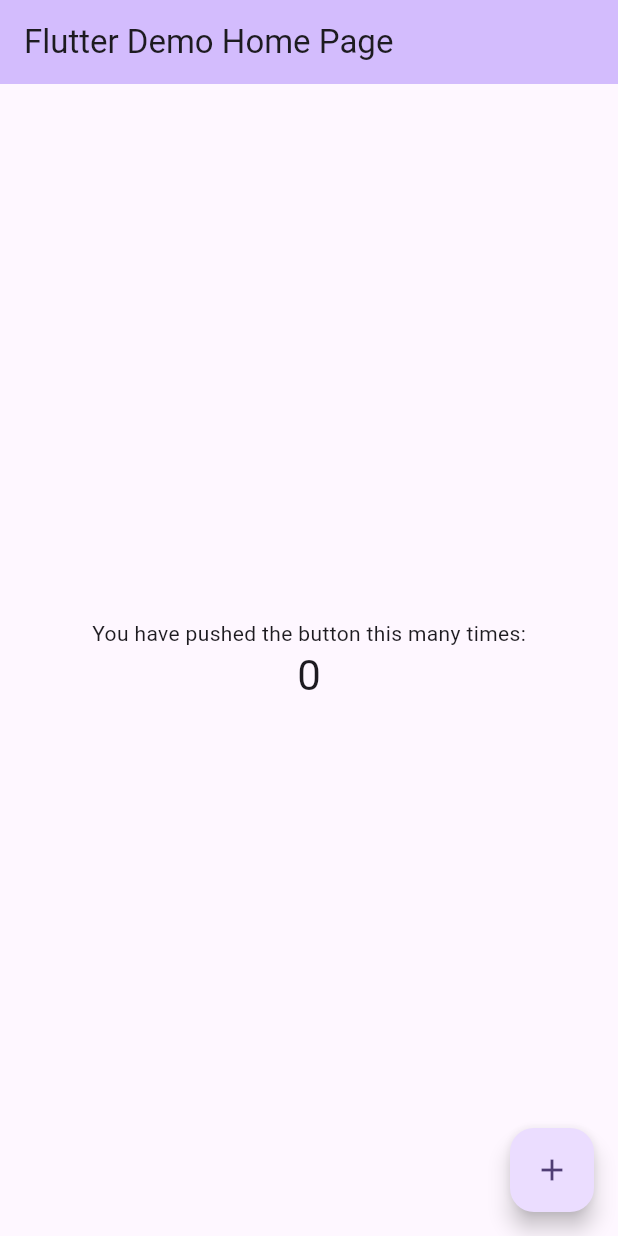
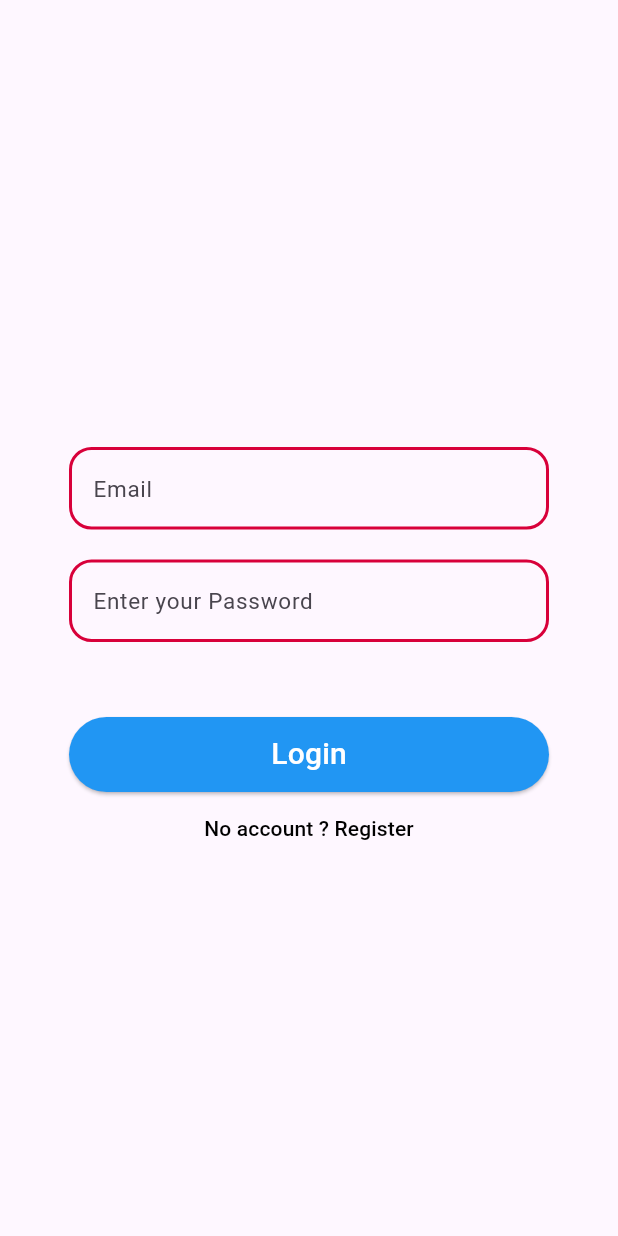
Before and after one commit to dinethsiriwardana/Flutter-With-Firebase-Auth-and-Bloc, a Flutter app: the screen it shows after launch, on a phone screen of 412 x 824 dp. Run offline on Flutter 3.47's test engine with Material 2 defaults, Android fonts, the phone set to English and light mode, and no system bars; our stand-ins replace bloc, firebase_auth, firebase_core, flutter_bloc; accounts and stored records are empty.

Commit message:
Sign In Complete

```diff
--- /dev/null
+++ b/lib/bloc/auth/auth_bloc.dart
@@ -0,0 +1,53 @@
+import 'dart:math';
+
+import 'package:bloc/bloc.dart';
+import 'package:firebase_auth/firebase_auth.dart';
+import 'package:flutter/material.dart';
+import 'package:g_auth_with_bloc/service/auth.dart';
+import 'package:meta/meta.dart';
+
+part 'auth_event.dart';
+part 'auth_state.dart';
+
+class AuthBloc extends Bloc<AuthEvent, AuthState> {
+  AuthBloc() : super(AuthInitial()) {
+    on<AuthEvent>((event, emit) async {
+      User? user;
+      if (event is SignOutEvent) {
+        await Auth().signOut();
+        emit(LogOutState());
+      } else if (event is AuthStatusChangedEvent) {
+        // Auth().signOut();
+
+        Auth().authStateChanges();
+        user = Auth().currentUser;
+        print(user);
+        if (user != null) {
+          emit(AuthStatusSuccess());
+        } else {
+          emit(AuthStatusError());
+        }
+      } else if (event is SignInEvent) {
+        print(event);
+        try {
+          Map<String, dynamic> result = await Auth()
+              .createUserWithEmailandPassword(event.email, event.password);
+          print(result);
+          emit(AuthStatusSuccess());
+        } catch (e) {
+          emit(AuthStatusError(error: e.toString()));
+        }
+      } else if (event is LoginInEvent) {
+        print(event);
+        try {
+          Map<String, dynamic> result = await Auth()
+              .signInWithEmailAndPassword(event.email, event.password);
+          print(result);
+          emit(AuthStatusSuccess());
+        } catch (e) {
+          emit(AuthStatusError(error: e.toString()));
+        }
+      }
+    });
+  }
+}
--- /dev/null
+++ b/lib/bloc/auth/auth_event.dart
@@ -0,0 +1,20 @@
+part of 'auth_bloc.dart';
+
+@immutable
+sealed class AuthEvent {}
+
+class AuthStatusChangedEvent extends AuthEvent {}
+
+class SignInEvent extends AuthEvent {
+  final String email;
+  final String password;
+  SignInEvent({required this.email, required this.password});
+}
+
+class LoginInEvent extends AuthEvent {
+  final String email;
+  final String password;
+  LoginInEvent({required this.email, required this.password});
+}
+
+class SignOutEvent extends AuthEvent {}
--- /dev/null
+++ b/lib/bloc/auth/auth_state.dart
@@ -0,0 +1,21 @@
+part of 'auth_bloc.dart';
+
+@immutable
+sealed class AuthState {}
+
+final class AuthInitial extends AuthState {}
+
+class AuthStatusChangedState extends AuthState {
+  final User? user;
+  final Map<String, dynamic>? status;
+  AuthStatusChangedState({required this.status, this.user});
+}
+
+class AuthStatusSuccess extends AuthState {}
+
+class AuthStatusError extends AuthState {
+  final String? error;
+  AuthStatusError({this.error});
+}
+
+class LogOutState extends AuthState {}
--- /dev/null
+++ b/lib/bloc/bloc/login_form_bloc.dart
@@ -0,0 +1,15 @@
+import 'package:bloc/bloc.dart';
+import 'package:meta/meta.dart';
+
+part 'login_form_event.dart';
+part 'login_form_state.dart';
+
+class LoginFormBloc extends Bloc<LoginFormEvent, LoginFormState> {
+  LoginFormBloc() : super(LoginFormInitial()) {
+    on<LoginFormEvent>((event, emit) {
+      if (event is FormChangedEvent) {
+        emit(FormChangedState(isLogin: !event.isLogin));
+      }
+    });
+  }
+}
--- /dev/null
+++ b/lib/bloc/bloc/login_form_event.dart
@@ -0,0 +1,9 @@
+part of 'login_form_bloc.dart';
+
+@immutable
+sealed class LoginFormEvent {}
+
+class FormChangedEvent extends LoginFormEvent {
+  final bool isLogin;
+  FormChangedEvent({required this.isLogin});
+}
--- /dev/null
+++ b/lib/bloc/bloc/login_form_state.dart
@@ -0,0 +1,11 @@
+part of 'login_form_bloc.dart';
+
+@immutable
+sealed class LoginFormState {}
+
+final class LoginFormInitial extends LoginFormState {}
+
+class FormChangedState extends LoginFormState {
+  final bool isLogin;
+  FormChangedState({required this.isLogin});
+}
--- a/lib/main.dart
+++ b/lib/main.dart
@@ -1,7 +1,29 @@
+import 'package:firebase_core/firebase_core.dart';
 import 'package:flutter/material.dart';
+import 'package:flutter_bloc/flutter_bloc.dart';
+import 'package:g_auth_with_bloc/bloc/auth/auth_bloc.dart';
+import 'package:g_auth_with_bloc/bloc/bloc/login_form_bloc.dart';
+import 'package:g_auth_with_bloc/firebase_options.dart';
+import 'package:g_auth_with_bloc/pages/home.dart';
+import 'package:g_auth_with_bloc/pages/landing_page.dart';
+import 'package:g_auth_with_bloc/pages/signpages/signin_page.dart';
 
-void main() {
-  runApp(const MyApp());
+Future<void> main() async {
+  WidgetsFlutterBinding.ensureInitialized();
+  await Firebase.initializeApp(
+    options: DefaultFirebaseOptions.currentPlatform,
+  );
+  runApp(
+    MultiBlocProvider(providers: [
+      BlocProvider(
+        create: (context) => AuthBloc()..add(AuthStatusChangedEvent()),
+      ),
+      BlocProvider(
+        create: (context) =>
+            LoginFormBloc()..add(FormChangedEvent(isLogin: false)),
+      ),
+    ], child: const MyApp()),
+  );
 }
 
 class MyApp extends StatelessWidget {
@@ -13,113 +35,19 @@ class MyApp extends StatelessWidget {
     return MaterialApp(
       title: 'Flutter Demo',
       theme: ThemeData(
-        // This is the theme of your application.
-        //
-        // TRY THIS: Try running your application with "flutter run". You'll see
-        // the application has a blue toolbar. Then, without quitting the app,
-        // try changing the seedColor in the colorScheme below to Colors.green
-        // and then invoke "hot reload" (save your changes or press the "hot
-        // reload" button in a Flutter-supported IDE, or press "r" if you used
-        // the command line to start the app).
-        //
-        // Notice that the counter didn't reset back to zero; the application
-        // state is not lost during the reload. To reset the state, use hot
-        // restart instead.
-        //
-        // This works for code too, not just values: Most code changes can be
-        // tested with just a hot reload.
         colorScheme: ColorScheme.fromSeed(seedColor: Colors.deepPurple),
         useMaterial3: true,
       ),
-      home: const MyHomePage(title: 'Flutter Demo Home Page'),
+      initialRoute: '/',
+      routes: {
+        // When navigating to the "/" route, build the FirstScreen widget.
+        // '/': (context) => const MyApp(),
+        // When navigating to the "/second" route, build the SecondScreen widget.
+        '/LandingPage': (context) => const LandingPage(),
+        '/SignInPage': (context) => const SignInPage(),
+        '/HomePage': (context) => const HomePage(),
+      },
+      home: const LandingPage(),
     );
   }
 }
-
-class MyHomePage extends StatefulWidget {
-  const MyHomePage({super.key, required this.title});
-
-  // This widget is the home page of your application. It is stateful, meaning
-  // that it has a State object (defined below) that contains fields that affect
-  // how it looks.
-
-  // This class is the configuration for the state. It holds the values (in this
-  // case the title) provided by the parent (in this case the App widget) and
-  // used by the build method of the State. Fields in a Widget subclass are
-  // always marked "final".
-
-  final String title;
-
-  @override
-  State<MyHomePage> createState() => _MyHomePageState();
-}
-
-class _MyHomePageState extends State<MyHomePage> {
-  int _counter = 0;
-
-  void _incrementCounter() {
-    setState(() {
-      // This call to setState tells the Flutter framework that something has
-      // changed in this State, which causes it to rerun the build method below
-      // so that the display can reflect the updated values. If we changed
-      // _counter without calling setState(), then the build method would not be
-      // called again, and so nothing would appear to happen.
-      _counter++;
-    });
-  }
-
-  @override
-  Widget build(BuildContext context) {
-    // This method is rerun every time setState is called, for instance as done
-    // by the _incrementCounter method above.
-    //
-    // The Flutter framework has been optimized to make rerunning build methods
-    // fast, so that you can just rebuild anything that needs updating rather
-    // than having to individually change instances of widgets.
-    return Scaffold(
-      appBar: AppBar(
-        // TRY THIS: Try changing the color here to a specific color (to
-        // Colors.amber, perhaps?) and trigger a hot reload to see the AppBar
-        // change color while the other colors stay the same.
-        backgroundColor: Theme.of(context).colorScheme.inversePrimary,
-        // Here we take the value from the MyHomePage object that was created by
-        // the App.build method, and use it to set our appbar title.
-        title: Text(widget.title),
-      ),
-      body: Center(
-        // Center is a layout widget. It takes a single child and positions it
-        // in the middle of the parent.
-        child: Column(
-          // Column is also a layout widget. It takes a list of children and
-          // arranges them vertically. By default, it sizes itself to fit its
-          // children horizontally, and tries to be as tall as its parent.
-          //
-          // Column has various properties to control how it sizes itself and
-          // how it positions its children. Here we use mainAxisAlignment to
-          // center the children vertically; the main axis here is the vertical
-          // axis because Columns are vertical (the cross axis would be
-          // horizontal).
-          //
-          // TRY THIS: Invoke "debug painting" (choose the "Toggle Debug Paint"
-          // action in the IDE, or press "p" in the console), to see the
-          // wireframe for each widget.
-          mainAxisAlignment: MainAxisAlignment.center,
-          children: <Widget>[
-            const Text(
-              'You have pushed the button this many times:',
-            ),
-            Text(
-              '$_counter',
-              style: Theme.of(context).textTheme.headlineMedium,
-            ),
-          ],
-        ),
-      ),
-      floatingActionButton: FloatingActionButton(
-        onPressed: _incrementCounter,
-        tooltip: 'Increment',
-        child: const Icon(Icons.add),
-      ), // This trailing comma makes auto-formatting nicer for build methods.
-    );
-  }
-}
--- /dev/null
+++ b/lib/pages/landing_page.dart
@@ -0,0 +1,41 @@
+import 'package:flutter/material.dart';
+import 'package:flutter_bloc/flutter_bloc.dart';
+import 'package:g_auth_with_bloc/bloc/auth/auth_bloc.dart';
+import 'package:g_auth_with_bloc/pages/home.dart';
+import 'package:g_auth_with_bloc/pages/signpages/signin_page.dart';
+
+class LandingPage extends StatefulWidget {
+  const LandingPage({super.key});
+
+  @override
+  State<LandingPage> createState() => _LandingPageState();
+}
+
+class _LandingPageState extends State<LandingPage> {
+  late AuthBloc authBloc;
+
+  @override
+  void initState() {
+    authBloc = BlocProvider.of<AuthBloc>(context);
+    super.initState();
+  }
+
+  @override
+  Widget build(BuildContext context) {
+    return Scaffold(
+      body: BlocBuilder<AuthBloc, AuthState>(builder: (context, state) {
+        if (state is AuthStatusError || state is LogOutState) {
+          return const SignInPage();
+        } else if (state is AuthStatusSuccess) {
+          return const HomePage();
+        }
+        return Center(
+          child: Text(
+            state.toString(),
+            style: const TextStyle(fontSize: 30),
+          ),
+        );
+      }),
+    );
+  }
+}
--- /dev/null
+++ b/lib/pages/signpages/signin_page.dart
@@ -0,0 +1,227 @@
+// ignore_for_file: unused_field
+
+import 'package:flutter/material.dart';
+import 'package:flutter_bloc/flutter_bloc.dart';
+import 'package:g_auth_with_bloc/bloc/auth/auth_bloc.dart';
+import 'package:g_auth_with_bloc/bloc/bloc/login_form_bloc.dart';
+
+class SignInPage extends StatefulWidget {
+  const SignInPage({Key? key}) : super(key: key);
+
+  @override
+  State<SignInPage> createState() => _SignInPageState();
+}
+
+class _SignInPageState extends State<SignInPage> {
+  // TextEditingController for controll and get data from TextInput Field
+  final TextEditingController _emailController = TextEditingController();
+  final TextEditingController _passwordController = TextEditingController();
+
+  // FocusNode for controll focus and transfer focus between TextInput Field
+  final FocusNode _emailFocusNode = FocusNode();
+  final FocusNode _passwordFocusNode = FocusNode();
+
+  //Assign TextEditingControllers text to variable
+  String get _email => _emailController.text;
+  String get _password => _passwordController.text;
+
+  final _formKey = GlobalKey<FormState>();
+
+  late AuthBloc authBloc;
+  late LoginFormBloc loginFormBloc;
+
+  @override
+  void initState() {
+    authBloc = BlocProvider.of<AuthBloc>(context);
+    loginFormBloc = BlocProvider.of<LoginFormBloc>(context);
+    super.initState();
+  }
+
+  bool isLogin = true;
+
+  // void _submit() async {}
+
+  @override
+  Widget build(BuildContext context) {
+    return Scaffold(
+      body: Form(
+        key: _formKey,
+        child: BlocListener<AuthBloc, AuthState>(
+          listener: (context, state) {
+            if (state is AuthStatusSuccess) {
+              Navigator.pushNamed(context, '/HomePage');
+            } else if (state is AuthStatusError) {
+              String error = state.error ?? "Something went wrong";
+              ScaffoldMessenger.of(context).showSnackBar(
+                SnackBar(
+                  content: Text(error),
+                  backgroundColor: Colors.red,
+                ),
+              );
+            }
+          },
+          child: Center(
+            child: Column(
+              mainAxisAlignment: MainAxisAlignment.center,
+              children: <Widget>[
+                const SizedBox(
+                  height: 50.0,
+                ),
+                Padding(
+                  padding: const EdgeInsets.only(left: 0.0),
+                  child: Column(
+                    children: [
+                      EmailInput(),
+                      const SizedBox(
+                        height: 20.0,
+                      ),
+                      PasswordInput(),
+                      const SizedBox(
+                        height: 50.0,
+                      ),
+                      SizedBox(
+                          height: 50.0,
+                          width: 320.0,
+                          child: BlocBuilder<LoginFormBloc, LoginFormState>(
+                              builder: (context, state) {
+                            if (state is FormChangedState) {
+                              isLogin = state.isLogin;
+                              if (state.isLogin) {
+                                return submitBtn(context);
+                              } else {
+                                return submitBtn(context);
+                              }
+                            }
+                            return const SizedBox();
+                          })),
+                      TextButton(
+                          onPressed: () {
+                            loginFormBloc
+                                .add(FormChangedEvent(isLogin: isLogin));
+                          },
+                          child: const Text(
+                            "No account ? Register",
+                            style: TextStyle(color: Colors.black),
+                          ))
+                    ],
+                  ),
+                ),
+              ],
+            ),
+          ),
+        ),
+      ),
+    );
+  }
+
+  ElevatedButton submitBtn(BuildContext context) {
+    return ElevatedButton(
+      style: ElevatedButton.styleFrom(
+          backgroundColor: Colors.blue,
+          shape: const RoundedRectangleBorder(
+              borderRadius: BorderRadius.all(
+            Radius.circular(50.0),
+          ))),
+      onPressed: () {
+        try {
+          isLogin
+              ? authBloc.add(LoginInEvent(email: _email, password: _password))
+              : authBloc.add(SignInEvent(email: _email, password: _password));
+        } catch (e) {
+          // ignore: avoid_print
+          print(e.toString());
+        }
+      },
+      child: Text(
+        isLogin ? 'Login' : "Register",
+        style: const TextStyle(fontSize: 20, color: Colors.white),
+      ),
+    );
+  }
+
+  SizedBox PasswordInput() {
+    return SizedBox(
+      width: 320.0,
+      height: 55.0,
+      child: TextField(
+        controller: _passwordController,
+        decoration: const InputDecoration(
+          enabledBorder: OutlineInputBorder(
+            borderSide: BorderSide(
+              color: Color.fromARGB(255, 216, 0, 58),
+              width: 2.0,
+            ),
+            borderRadius: BorderRadius.all(
+              Radius.circular(15.0),
+            ),
+          ),
+          focusedBorder: OutlineInputBorder(
+            borderSide: BorderSide(
+              color: Color.fromARGB(255, 216, 122, 0),
+              width: 2.0,
+            ),
+            borderRadius: BorderRadius.all(
+              Radius.circular(15.0),
+            ),
+          ),
+          hintText: 'Password',
+          labelText: 'Enter your Password',
+          // errorText: "widget.invalidEmailErrorText",
+          hintStyle: TextStyle(
+            fontSize: 15,
+          ),
+          labelStyle: TextStyle(
+            fontSize: 15,
+          ),
+        ),
+        autocorrect: false,
+        obscureText: true,
+        onChanged: (email) => _updateState(),
+      ),
+    );
+  }
+
+  SizedBox EmailInput() {
+    return SizedBox(
+      width: 320.0,
+      height: 55.0,
+      child: TextField(
+        controller: _emailController,
+        focusNode: _emailFocusNode,
+        decoration: const InputDecoration(
+          enabledBorder: OutlineInputBorder(
+            borderSide: BorderSide(
+              color: Color.fromARGB(255, 216, 0, 58),
+              width: 2.0,
+            ),
+            borderRadius: BorderRadius.all(
+              Radius.circular(15.0),
+            ),
+          ),
+          focusedBorder: OutlineInputBorder(
+            borderSide: BorderSide(
+              color: Color.fromARGB(255, 216, 122, 0),
+              width: 2.0,
+            ),
+            borderRadius: BorderRadius.all(
+              Radius.circular(15.0),
+            ),
+          ),
+          hintText: 'Enter your Email',
+          labelText: 'Email',
+          hintStyle: TextStyle(
+            fontSize: 15,
+          ),
+          labelStyle: TextStyle(
+            fontSize: 15,
+          ),
+        ),
+        onChanged: (password) => _updateState(),
+      ),
+    );
+  }
+
+  _updateState() {
+    setState(() {});
+  }
+}
--- /dev/null
+++ b/lib/service/auth.dart
@@ -0,0 +1,60 @@
+import 'package:firebase_auth/firebase_auth.dart';
+
+abstract class AuthBase {
+  User? get currentUser;
+  Stream<User?> authStateChanges();
+
+  Future<Map<String, dynamic>> signInWithEmailAndPassword(
+      String email, String password);
+  Future<Map<String, dynamic>> createUserWithEmailandPassword(
+      String email, String password);
+  Future<void> signOut();
+  Future<void> deleteOut();
+}
+
+class Auth implements AuthBase {
+  final _firebaseAuth = FirebaseAuth.instance;
+
+  @override
+  //Stream Builder
+  Stream<User?> authStateChanges() => _firebaseAuth.authStateChanges();
+
+  @override
+  User? get currentUser => _firebaseAuth.currentUser;
+
+  @override
+  // SignIn using Email
+  Future<Map<String, dynamic>> signInWithEmailAndPassword(
+      String email, String password) async {
+    final userCredential =
+        await _firebaseAuth.signInWithCredential(EmailAuthProvider.credential(
+      email: email,
+      password: password,
+    ));
+    return {
+      'status': "success",
+      'user': userCredential.user,
+    };
+  }
+
+  @override
+  Future<Map<String, dynamic>> createUserWithEmailandPassword(
+      String email, String password) async {
+    final userCredential = await _firebaseAuth.createUserWithEmailAndPassword(
+        email: email, password: password);
+    return {
+      'status': "success",
+      'user': userCredential.user,
+    };
+  }
+
+  @override
+  Future<void> deleteOut() async {
+    await currentUser!.delete(); //FirebaseAuth.instance.currentUser.delete
+  }
+
+  @override
+  Future<void> signOut() async {
+    await _firebaseAuth.signOut();
+  }
+}
--- a/pubspec.yaml
+++ b/pubspec.yaml
@@ -35,6 +35,8 @@ dependencies:
   # Use with the CupertinoIcons class for iOS style icons.
   cupertino_icons: ^1.0.2
   flutter_bloc: ^8.1.3
+  firebase_core: ^2.16.0
+  firebase_auth: ^4.10.0
 
 dev_dependencies:
   flutter_test:
```
Also changed, not shown: lib/pages/home.dart (added, +64 -0 lines), lib/firebase_options.dart (added), pubspec.lock, 23 other files.
